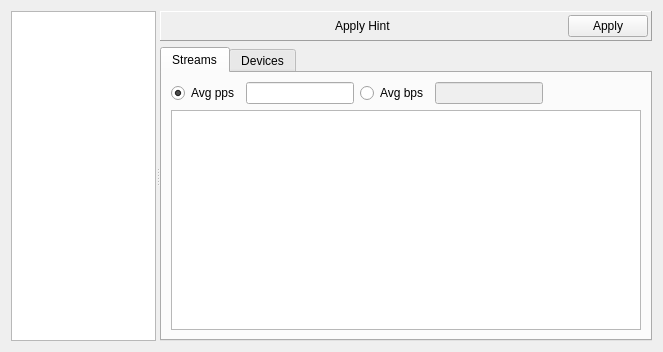
Old version of the form client/portswindow.ui in the repository pstavirs/ostinato.
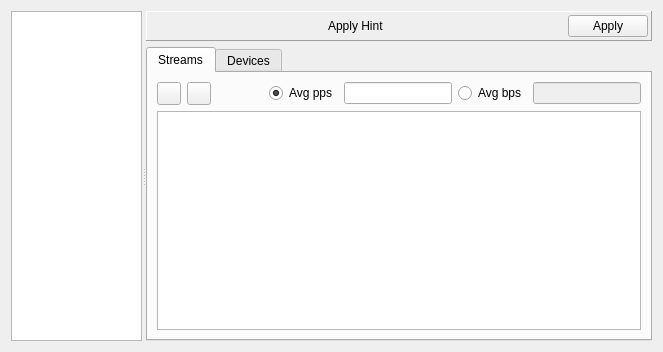
New version of the form. Icons and pictures are not drawn. Custom widgets are drawn as their Qt base class.

Commit message: Add start/stop tx buttons to stream list window

```diff
--- a/client/portswindow.ui
+++ b/client/portswindow.ui
@@ -196,6 +196,53 @@
            <layout class="QVBoxLayout">
             <item>
              <layout class="QHBoxLayout">
+              <item>
+               <widget class="QToolButton" name="startTx">
+                <property name="toolTip">
+                 <string>Start Transmit</string>
+                </property>
+                <property name="statusTip">
+                 <string>Start transmit on selected port</string>
+                </property>
+                <property name="text">
+                 <string/>
+                </property>
+                <property name="icon">
+                 <iconset resource="ostinato.qrc">
+                  <normaloff>:/icons/control_play.png</normaloff>:/icons/control_play.png</iconset>
+                </property>
+               </widget>
+              </item>
+              <item>
+               <widget class="QToolButton" name="stopTx">
+                <property name="toolTip">
+                 <string>Stop Transmit</string>
+                </property>
+                <property name="statusTip">
+                 <string>Stop transmit on selected port</string>
+                </property>
+                <property name="text">
+                 <string/>
+                </property>
+                <property name="icon">
+                 <iconset resource="ostinato.qrc">
+                  <normaloff>:/icons/control_stop.png</normaloff>:/icons/control_stop.png</iconset>
+                </property>
+               </widget>
+              </item>
+              <item>
+               <spacer>
+                <property name="orientation">
+                 <enum>Qt::Horizontal</enum>
+                </property>
+                <property name="sizeHint" stdset="0">
+                 <size>
+                  <width>40</width>
+                  <height>20</height>
+                 </size>
+                </property>
+               </spacer>
+              </item>
               <item>
                <widget class="QRadioButton" name="radioButton">
                 <property name="text">
@@ -223,19 +270,6 @@
                 </property>
                </widget>
               </item>
-              <item>
-               <spacer>
-                <property name="orientation">
-                 <enum>Qt::Horizontal</enum>
-                </property>
-                <property name="sizeHint" stdset="0">
-                 <size>
-                  <width>40</width>
-                  <height>20</height>
-                 </size>
-                </property>
-               </spacer>
-              </item>
              </layout>
             </item>
             <item>
```
The commit also changes 2 other files.
